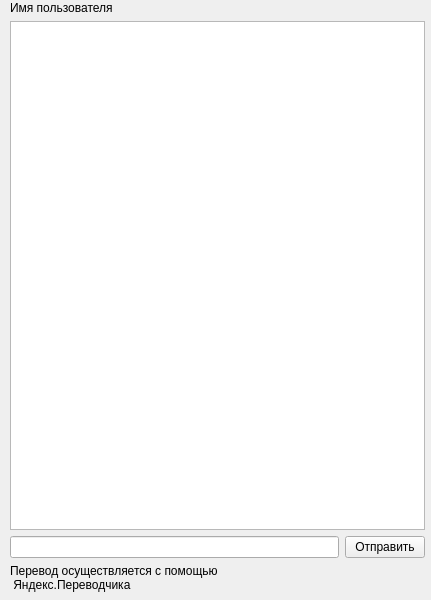
First picture: the form in OverseasClient/client/chat.ui, repository mertismk/ChatWithForeigners, before the edit.
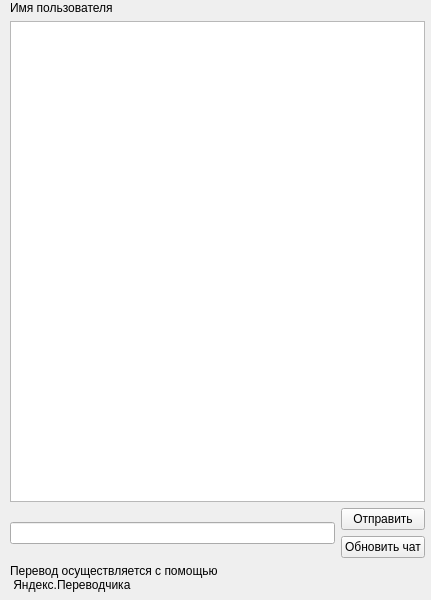
Second picture: the form after the edit.

```diff
--- a/OverseasClient/client/chat.ui
+++ b/OverseasClient/client/chat.ui
@@ -47,14 +47,35 @@
     <item>
      <layout class="QHBoxLayout" name="horizontalLayout">
       <item>
+       <layout class="QVBoxLayout" name="verticalLayout_3">
+        <property name="rightMargin">
+         <number>0</number>
+        </property>
+        <item>
        <widget class="QLineEdit" name="Chat_lineEdit"/>
       </item>
+       </layout>
+      </item>
+      <item>
+       <layout class="QVBoxLayout" name="verticalLayout">
+        <property name="rightMargin">
+         <number>0</number>
+        </property>
       <item>
        <widget class="QPushButton" name="Chat_pushButton">
         <property name="text">
          <string>Отправить</string>
         </property>
        </widget>
+        </item>
+        <item>
+         <widget class="QPushButton" name="pushButton">
+          <property name="text">
+           <string>Обновить чат</string>
+          </property>
+         </widget>
+        </item>
+       </layout>
       </item>
      </layout>
     </item>
```
Lines whose indentation alone changed are shown as unchanged.
